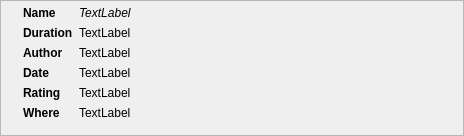
This is weboob/applications/qcineoob/ui/miniperson.ui in laurentb/weboob as Qt 5 draws it before an edit. The edited form follows.
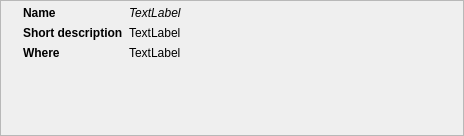
This is the edited form.

The edit to the form file:
```diff
--- a/weboob/applications/qcineoob/ui/miniperson.ui
+++ b/weboob/applications/qcineoob/ui/miniperson.ui
@@ -89,7 +89,7 @@
         </font>
        </property>
        <property name="text">
-        <string>Duration</string>
+        <string>Short description</string>
        </property>
       </widget>
      </item>
@@ -101,66 +101,6 @@
       </widget>
      </item>
      <item row="2" column="0">
-      <widget class="QLabel" name="label_4">
-       <property name="font">
-        <font>
-         <weight>75</weight>
-         <bold>true</bold>
-        </font>
-       </property>
-       <property name="text">
-        <string>Author</string>
-       </property>
-      </widget>
-     </item>
-     <item row="2" column="1">
-      <widget class="QLabel" name="authorLabel">
-       <property name="text">
-        <string>TextLabel</string>
-       </property>
-      </widget>
-     </item>
-     <item row="3" column="0">
-      <widget class="QLabel" name="label_2">
-       <property name="font">
-        <font>
-         <weight>75</weight>
-         <bold>true</bold>
-        </font>
-       </property>
-       <property name="text">
-        <string>Date</string>
-       </property>
-      </widget>
-     </item>
-     <item row="3" column="1">
-      <widget class="QLabel" name="dateLabel">
-       <property name="text">
-        <string>TextLabel</string>
-       </property>
-      </widget>
-     </item>
-     <item row="4" column="0">
-      <widget class="QLabel" name="label_3">
-       <property name="font">
-        <font>
-         <weight>75</weight>
-         <bold>true</bold>
-        </font>
-       </property>
-       <property name="text">
-        <string>Rating</string>
-       </property>
-      </widget>
-     </item>
-     <item row="4" column="1">
-      <widget class="QLabel" name="ratingLabel">
-       <property name="text">
-        <string>TextLabel</string>
-       </property>
-      </widget>
-     </item>
-     <item row="5" column="0">
       <widget class="QLabel" name="label">
        <property name="font">
         <font>
@@ -173,7 +113,7 @@
        </property>
       </widget>
      </item>
-     <item row="5" column="1">
+     <item row="2" column="1">
       <widget class="QLabel" name="backendLabel">
        <property name="text">
         <string>TextLabel</string>
```
Left out of the diff: 2 changed lines with no effect on the pictures.
